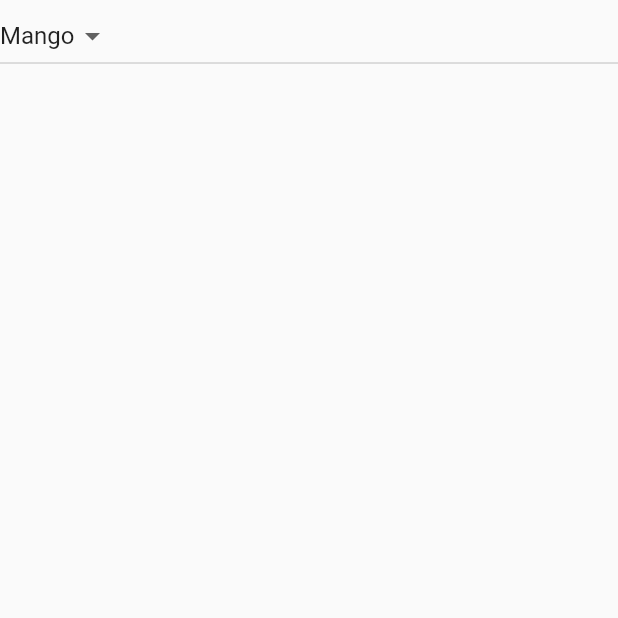
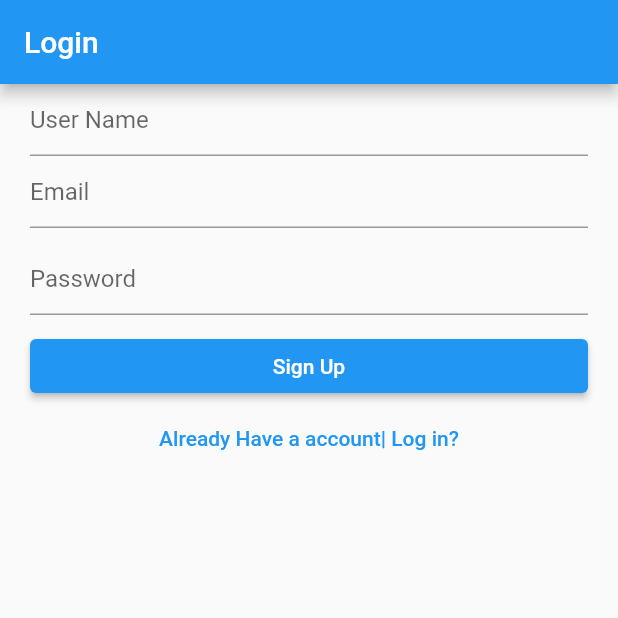
Before and after one commit to mdnayeemm416/widget_practice, a Flutter app: the screen it shows after launch, on a phone screen of 412 x 824 dp, the top half of it. Run offline on Flutter 3.47's test engine with Material 2 defaults, Android fonts, the phone set to English and light mode, and no system bars; our stand-ins replace animated_text_kit, cloud_firestore, firebase_auth, firebase_core, image_picker; accounts and stored records are empty; key blocks and very long unbroken strings in the code were emptied for the run.

```diff
--- /dev/null
+++ b/lib/function/function.dart
@@ -0,0 +1,35 @@
+import 'package:flutter/material.dart';
+import 'package:firebase_auth/firebase_auth.dart';
+
+signUp(String email, String password) async {
+  try {
+    final credential =
+        await FirebaseAuth.instance.createUserWithEmailAndPassword(
+      email: email,
+      password: password,
+    );
+    print("|||||||||||||||| Success|||||||||||||||||");
+  } on FirebaseAuthException catch (e) {
+    if (e.code == 'weak-password') {
+      print('The password provided is too weak.');
+    } else if (e.code == 'email-already-in-use') {
+      print('The account already exists for that email.');
+    }
+  } catch (e) {
+    print(e);
+  }
+}
+
+signIn(String email, String password) async {
+  try {
+    final credential = await FirebaseAuth.instance
+        .signInWithEmailAndPassword(email: email, password: password);
+    print("|||||||||||||||| Success|||||||||||||||||");
+  } on FirebaseAuthException catch (e) {
+    if (e.code == 'user-not-found') {
+      print('No user found for that email.');
+    } else if (e.code == 'wrong-password') {
+      print('Wrong password provided for that user.');
+    }
+  }
+}
--- a/lib/main.dart
+++ b/lib/main.dart
@@ -1,15 +1,15 @@
+import 'package:cloud_firestore/cloud_firestore.dart';
+import 'package:firebase_core/firebase_core.dart';
 import 'package:flutter/material.dart';
-import 'package:widget_practice/pages/AnimatedText.dart';
-import 'package:widget_practice/pages/alert.dart';
-import 'package:widget_practice/pages/bottomNavBar.dart';
-import 'package:widget_practice/pages/bottom_sheet.dart';
-import 'package:widget_practice/pages/dropDownList.dart';
+import 'package:widget_practice/pages/database.dart';
+import 'package:widget_practice/pages/form.dart';
+import 'package:widget_practice/pages/login_form.dart';
+import 'pages/imagePicker.dart';
+import 'package:firebase_auth/firebase_auth.dart';
 
-import 'pages/dismissable.dart';
-import 'pages/drawer.dart';
-import 'pages/home.dart';
-
-void main(List<String> args) {
+Future<void> main(List<String> args) async {
+  WidgetsFlutterBinding.ensureInitialized();
+  await Firebase.initializeApp();
   runApp(MyApp());
 }
 
@@ -23,7 +23,19 @@ class MyApp extends StatelessWidget {
       theme: ThemeData(
           brightness: Brightness.light, primaryColor: Colors.purple.shade200),
       title: "Practice Widget",
-      home: Dropdownlist(),
+      home: StreamBuilder(
+          stream: FirebaseAuth.instance.authStateChanges(),
+          builder: (context, snapshot) {
+            if (snapshot.hasData) {
+              return Database_Input();
+            } else {
+              return Login_form();
+            }
+          }),
     );
   }
 }
+
+
+// adb tcpip 5555
+// adb connect 192.168.0.103:5555
--- a/lib/pages/dropDownList.dart
+++ b/lib/pages/dropDownList.dart
@@ -18,6 +18,7 @@ class _DropdownlistState extends State<Dropdownlist> {
           width: MediaQuery.of(context).size.width,
           child: DropdownButton<String>(
               value: selectvalue,
+              isExpanded: true,
               items: ["orange", "Apple", "Malta", "Mango"]
                   .map<DropdownMenuItem<String>>((String value) {
                 return DropdownMenuItem<String>(
--- /dev/null
+++ b/lib/pages/login_form.dart
@@ -0,0 +1,112 @@
+import 'package:flutter/material.dart';
+import 'package:widget_practice/function/function.dart';
+
+class Login_form extends StatefulWidget {
+  const Login_form({super.key});
+
+  @override
+  State<Login_form> createState() => _Login_formState();
+}
+
+class _Login_formState extends State<Login_form> {
+  final _formkey = GlobalKey<FormState>();
+  bool Islogin = false;
+
+  String UserName = "";
+  String Email = "";
+  String Password = "";
+
+  @override
+  Widget build(BuildContext context) {
+    return Scaffold(
+      appBar: AppBar(
+        title: const Text("Login"),
+      ),
+      body: Form(
+          key: _formkey,
+          child: SingleChildScrollView(
+            child: Container(
+              height: MediaQuery.of(context).size.height,
+              margin: const EdgeInsets.only(left: 20, right: 20),
+              child: Column(children: [
+                !Islogin
+                    ? TextFormField(
+                        key: ValueKey("user Name"),
+                        decoration: InputDecoration(hintText: "User Name"),
+                        validator: (value) {
+                          if (value.toString().length <= 3) {
+                            return "Please use a different username";
+                          } else {
+                            return null;
+                          }
+                        },
+                        onSaved: (newValue) {
+                          UserName = newValue!;
+                        },
+                      )
+                    : Container(),
+                TextFormField(
+                  key: ValueKey("email"),
+                  decoration: InputDecoration(hintText: "Email"),
+                  validator: (value) {
+                    if (!(value.toString().contains("@"))) {
+                      return "Please use a different username";
+                    } else {
+                      return null;
+                    }
+                  },
+                  onSaved: (newValue) {
+                    Email = newValue!;
+                  },
+                ),
+                SizedBox(
+                  height: 10,
+                ),
+                TextFormField(
+                  key: ValueKey("Password"),
+                  decoration: InputDecoration(hintText: "Password"),
+                  validator: (value) {
+                    if (value.toString().length <= 5) {
+                      return "Password length must be greater then 5";
+                    } else {
+                      return null;
+                    }
+                  },
+                  onSaved: (newValue) {
+                    Password = newValue!;
+                  },
+                ),
+                SizedBox(
+                  height: 10,
+                ),
+                Container(
+                  width: double.infinity,
+                  child: ElevatedButton(
+                      onPressed: () {
+                        if (_formkey.currentState!.validate()) {
+                          _formkey.currentState!.save();
+                          Islogin
+                              ? signIn(Email, Password)
+                              : signUp(Email, Password);
+                        } else {
+                          print("error");
+                        }
+                        ;
+                      },
+                      child: Islogin ? Text('Log In') : Text("Sign Up")),
+                ),
+                TextButton(
+                    onPressed: () {
+                      setState(() {
+                        Islogin = !Islogin;
+                      });
+                    },
+                    child: Islogin
+                        ? Text("Need to Sign Up")
+                        : Text("Already Have a account| Log in?"))
+              ]),
+            ),
+          )),
+    );
+  }
+}
--- a/pubspec.yaml
+++ b/pubspec.yaml
@@ -36,6 +36,10 @@ dependencies:
   # Use with the CupertinoIcons class for iOS style icons.
   cupertino_icons: ^1.0.2
   animated_text_kit:
+  image_picker:
+  firebase_core: ^2.16.0
+  firebase_authentication: ^0.0.18
+  cloud_firestore: ^4.9.2
 
 dev_dependencies:
   flutter_test:
```
Also changed, not shown: lib/function/databaseFunction.dart (added, +20 -0 lines), lib/pages/database.dart (added, +50 -0 lines), lib/pages/form.dart (added, +128 -0 lines), lib/pages/imagePicker.dart (added, +42 -0 lines), lib/pages/petList.dart (added, +39 -0 lines), lib/pages/tabbar.dart (added, +50 -0 lines), pubspec.lock, 8 other files.
